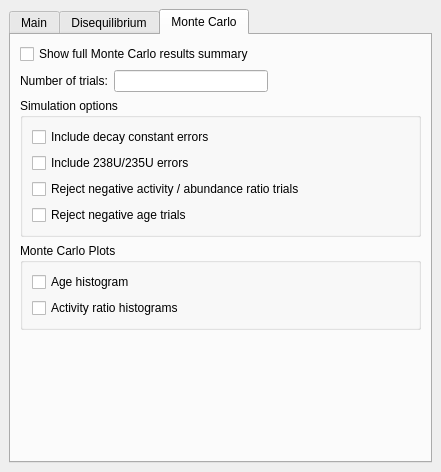
Qt form dqpb/uis/main.ui (timpol/DQPB) before a commit.
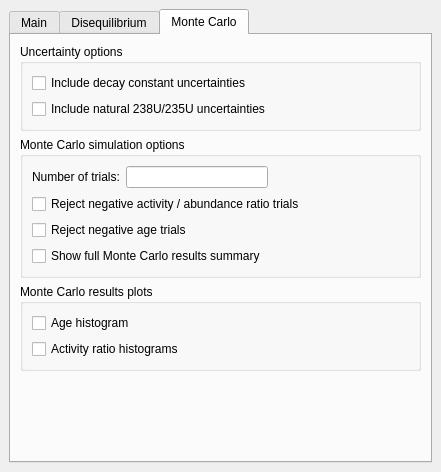
The same form after that commit. The open tabs and pages were chosen to show the change.

Patch:
```diff
--- a/dqpb/uis/main.ui
+++ b/dqpb/uis/main.ui
@@ -632,69 +632,78 @@
          </attribute>
          <layout class="QVBoxLayout" name="verticalLayout_12">
           <item>
-           <widget class="QCheckBox" name="McSummaryOpt">
-            <property name="text">
-             <string>Show full Monte Carlo results summary</string>
+           <widget class="QGroupBox" name="groupBox_5">
+            <property name="title">
+             <string>Uncertainty options</string>
             </property>
+            <layout class="QVBoxLayout" name="verticalLayout_3">
+             <item>
+              <widget class="QCheckBox" name="dcErrOpt">
+               <property name="text">
+                <string>Include decay constant uncertainties</string>
+               </property>
+              </widget>
+             </item>
+             <item>
+              <widget class="QCheckBox" name="uratErrOpt">
+               <property name="text">
+                <string>Include natural 238U/235U uncertainties</string>
+               </property>
+              </widget>
+             </item>
+            </layout>
            </widget>
           </item>
-          <item>
-           <layout class="QGridLayout" name="gridLayout_6">
-            <item row="0" column="1">
-             <widget class="QLineEdit" name="nTrialsEntry"/>
-            </item>
-            <item row="0" column="0">
-             <widget class="QLabel" name="label_2">
-              <property name="text">
-               <string>Number of trials:</string>
-              </property>
-             </widget>
-            </item>
-            <item row="0" column="2">
-             <spacer name="horizontalSpacer_3">
-              <property name="orientation">
-               <enum>Qt::Horizontal</enum>
-              </property>
-              <property name="sizeHint" stdset="0">
-               <size>
-                <width>40</width>
-                <height>20</height>
-               </size>
-              </property>
-             </spacer>
-            </item>
-           </layout>
-          </item>
           <item>
            <layout class="QHBoxLayout" name="horizontalLayout_10">
             <item>
              <widget class="QGroupBox" name="groupBox_6">
               <property name="title">
-               <string>Simulation options</string>
+               <string>Monte Carlo simulation options</string>
               </property>
               <layout class="QGridLayout" name="gridLayout_4">
-               <item row="0" column="0">
-                <widget class="QCheckBox" name="dcErrOpt">
+               <item row="6" column="0">
+                <widget class="QCheckBox" name="McSummaryOpt">
                  <property name="text">
-                  <string>Include decay constant errors</string>
+                  <string>Show full Monte Carlo results summary</string>
                  </property>
                 </widget>
                </item>
-               <item row="1" column="0">
-                <widget class="QCheckBox" name="uratErrOpt">
-                 <property name="text">
-                  <string>Include 238U/235U errors</string>
-                 </property>
-                </widget>
-               </item>
-               <item row="2" column="0">
+               <item row="4" column="0">
                 <widget class="QCheckBox" name="rnArvOpt">
                  <property name="text">
                   <string>Reject negative activity / abundance ratio trials</string>
                  </property>
                 </widget>
                </item>
-               <item row="3" column="0">
+               <item row="0" column="0">
+                <layout class="QHBoxLayout" name="horizontalLayout">
+                 <item>
+                  <widget class="QLabel" name="label_2">
+                   <property name="text">
+                    <string>Number of trials:</string>
+                   </property>
+                  </widget>
+                 </item>
+                 <item>
+                  <widget class="QLineEdit" name="nTrialsEntry"/>
+                 </item>
+                 <item>
+                  <spacer name="horizontalSpacer_3">
+                   <property name="orientation">
+                    <enum>Qt::Horizontal</enum>
+                   </property>
+                   <property name="sizeHint" stdset="0">
+                    <size>
+                     <width>40</width>
+                     <height>20</height>
+                    </size>
+                   </property>
+                  </spacer>
+                 </item>
+                </layout>
+               </item>
+               <item row="5" column="0">
                 <widget class="QCheckBox" name="rnAgesOpt">
                  <property name="text">
                   <string>Reject negative age trials</string>
@@ -711,7 +720,7 @@
             <item>
              <widget class="QGroupBox" name="groupBox_8">
               <property name="title">
-               <string>Monte Carlo Plots</string>
+               <string>Monte Carlo results plots</string>
               </property>
               <layout class="QGridLayout" name="gridLayout_3">
                <item row="0" column="0">
```
Left out of the diff: 4 changed lines with no effect on the pictures.
